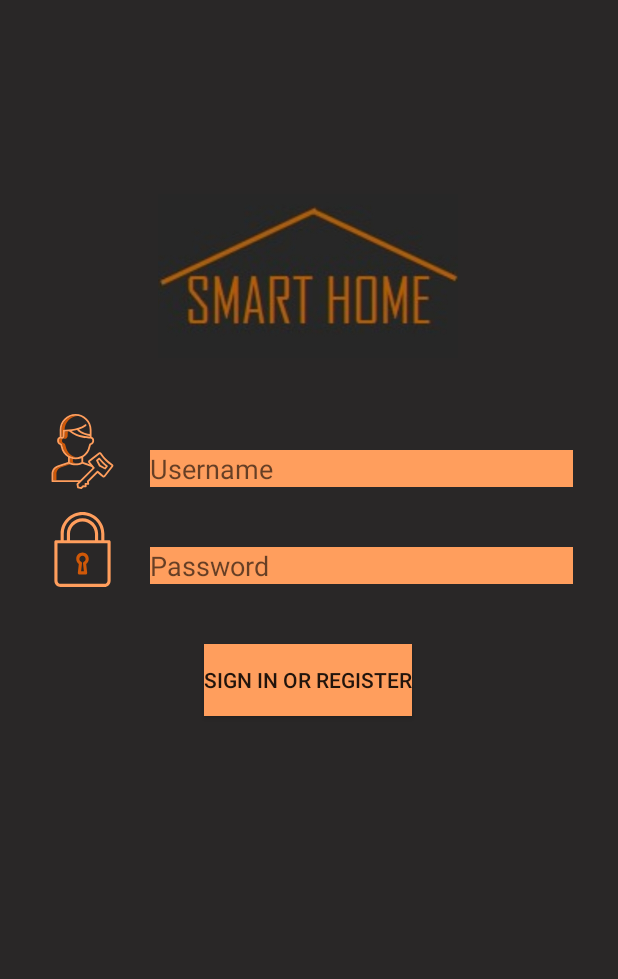
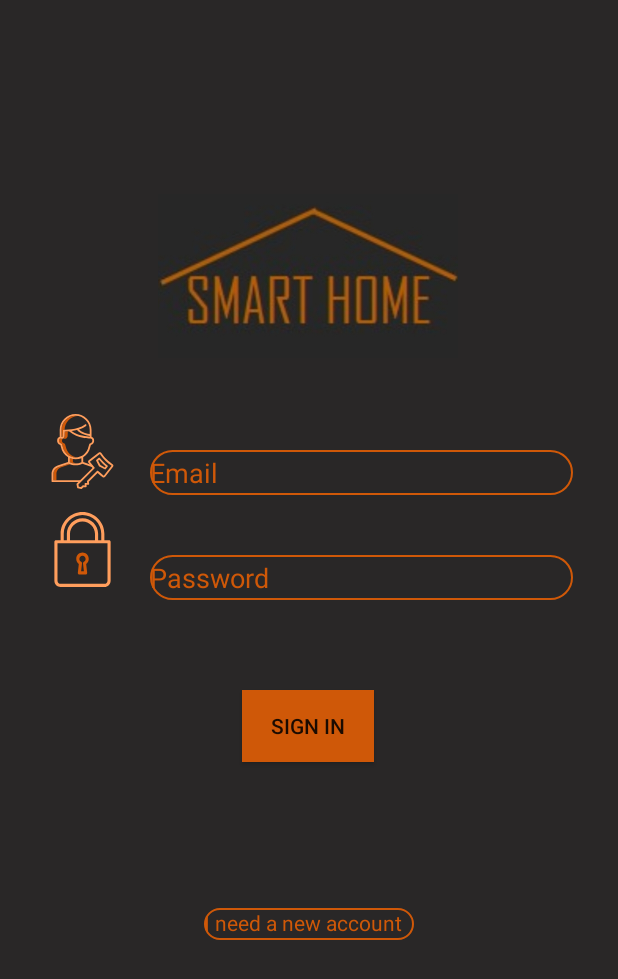
Before and after one commit to hacickn/Smart-Home-Bilkent-G2C, an Android app: the screen it shows after launch (MainActivity), on a phone screen of 412 x 824 dp. Shown: the top 979 px of the screen. Run offline under Robolectric (Android 15) with nearby library versions, the phone set to English and light mode, and no system bars; our stand-ins replace Firebase (no records; nobody signed in at launch, a user with empty details on screens opened directly).

Commit message:
Android App
Build Gradle settings
Firebase Usage
Main Screen editing
RegisterActivity created
Main Acivity editing

```diff
--- a/androidApp/smarthome_v2/app/build.gradle
+++ b/androidApp/smarthome_v2/app/build.gradle
@@ -1,4 +1,5 @@
 apply plugin: 'com.android.application'
+apply plugin: 'com.google.gms.google-services'
 
 android {
     compileSdkVersion 29
@@ -10,6 +11,7 @@ android {
         targetSdkVersion 29
         versionCode 1
         versionName "1.0"
+        vectorDrawables.useSupportLibrary = true
 
         testInstrumentationRunner "androidx.test.runner.AndroidJUnitRunner"
     }
@@ -28,6 +30,7 @@ dependencies {
 
     implementation 'androidx.appcompat:appcompat:1.1.0'
     implementation 'androidx.constraintlayout:constraintlayout:1.1.3'
+    implementation 'com.google.firebase:firebase-auth:16.0.5'
     testImplementation 'junit:junit:4.12'
     androidTestImplementation 'androidx.test.ext:junit:1.1.1'
     androidTestImplementation 'androidx.test.espresso:espresso-core:3.2.0'
--- a/androidApp/smarthome_v2/app/src/main/AndroidManifest.xml
+++ b/androidApp/smarthome_v2/app/src/main/AndroidManifest.xml
@@ -13,7 +13,8 @@
         android:supportsRtl="true"
         android:theme="@style/AppTheme"
         android:usesCleartextTraffic="true">
-        <activity android:name=".GardenLight"></activity>
+        <activity android:name=".RegisterActivity"></activity>
+        <activity android:name=".GardenLight" />
         <activity android:name=".settings.AppSettings" />
         <activity android:name=".settings.HomeSettings" />
         <activity android:name=".settings.Settings" />
--- a/androidApp/smarthome_v2/app/src/main/java/com/example/smarthome_v2/MainActivity.java
+++ b/androidApp/smarthome_v2/app/src/main/java/com/example/smarthome_v2/MainActivity.java
@@ -1,25 +1,83 @@
 package com.example.smarthome_v2;
 
+import androidx.annotation.NonNull;
 import androidx.appcompat.app.AppCompatActivity;
 
+import android.app.ProgressDialog;
 import android.content.Intent;
 import android.os.Bundle;
+import android.text.TextUtils;
 import android.view.View;
 import android.widget.Button;
+import android.widget.EditText;
+import android.widget.TextView;
+import android.widget.Toast;
+
+import com.google.android.gms.tasks.OnCompleteListener;
+import com.google.android.gms.tasks.Task;
+import com.google.firebase.auth.AuthResult;
+import com.google.firebase.auth.FirebaseAuth;
 
 public class MainActivity extends AppCompatActivity {
-    public Button login;
+    private EditText loginPassword;
+    private EditText loginEmail;
+    private Button loginButton;
+    private TextView loginToregister;
+    private ProgressDialog loginProgress;
+    private FirebaseAuth mAuth;
+
     @Override
     protected void onCreate(Bundle savedInstanceState) {
         super.onCreate(savedInstanceState);
         setContentView(R.layout.activity_main);
+        loginPassword = (EditText) findViewById(R.id.password);
+        loginEmail = (EditText) findViewById(R.id.login_email);
+        loginButton = (Button) findViewById(R.id.login);
+        loginToregister = (TextView) findViewById(R.id.login_need_account);
+        loginProgress = new ProgressDialog(this);
+        mAuth = FirebaseAuth.getInstance();
 
-        login=findViewById(R.id.login);
-        login.setOnClickListener(new View.OnClickListener() {
+        loginToregister.setOnClickListener(new View.OnClickListener() {
             @Override
             public void onClick(View v) {
-                Intent main = new Intent(MainActivity.this,main_screen.class);
-                startActivity(main);
+                Intent registerIntent = new Intent(MainActivity.this, RegisterActivity.class);
+                startActivity(registerIntent);
+            }
+        });
+
+        loginButton.setOnClickListener(new View.OnClickListener() {
+            @Override
+            public void onClick(View view) {
+                String email = loginEmail.getText().toString();
+                String password = loginPassword.getText().toString();
+                if (!TextUtils.isEmpty(email) || !TextUtils.isEmpty(password)) {
+                    loginProgress.setTitle("Logging In");
+                    loginProgress.setMessage("Login to your account, please wait");
+                    loginProgress.setCanceledOnTouchOutside(false);
+                    loginProgress.show();
+                    loginUser(email, password);
+
+                }
+            }
+        });
+    }
+
+
+    private void loginUser(String email, String password) {
+        mAuth.signInWithEmailAndPassword(email, password).addOnCompleteListener(new OnCompleteListener<AuthResult>() {
+            @Override
+            public void onComplete(@NonNull Task<AuthResult> task) {
+
+                if (task.isSuccessful()) {
+                    loginProgress.dismiss();
+                    Toast.makeText(getApplicationContext(), "Login is succesfull", Toast.LENGTH_SHORT);
+                    Intent mainIntent = new Intent(MainActivity.this, main_screen.class);
+                    startActivity(mainIntent);
+
+                } else {
+                    loginProgress.dismiss();
+                    Toast.makeText(getApplicationContext(), "Login is unsuccesfull" + task.getException().getMessage(), Toast.LENGTH_SHORT);
+                }
             }
         });
     }
--- /dev/null
+++ b/androidApp/smarthome_v2/app/src/main/res/drawable/edittext_background.xml
@@ -0,0 +1,7 @@
+<?xml version="1.0" encoding="utf-8"?>
+<shape xmlns:android="http://schemas.android.com/apk/res/android">
+
+    <corners android:radius="30dp" />
+    <stroke android:color="@color/orange_two" android:width="1dp"/>
+
+</shape>
--- a/androidApp/smarthome_v2/app/src/main/res/layout/activity_main.xml
+++ b/androidApp/smarthome_v2/app/src/main/res/layout/activity_main.xml
@@ -8,9 +8,9 @@
     tools:context=".MainActivity">
 
     <EditText
-        android:id="@+id/username"
+        android:id="@+id/login_email"
         android:layout_width="0dp"
-        android:layout_height="wrap_content"
+        android:layout_height="30dp"
         android:layout_marginStart="100dp"
         android:layout_marginLeft="100dp"
         android:layout_marginTop="300dp"
@@ -18,11 +18,13 @@
         android:layout_marginEnd="30dp"
         android:layout_marginRight="30dp"
         android:layout_marginBottom="40dp"
-        android:autofillHints="@string/prompt_user"
-        android:background="@color/orange_one"
-        android:hint="@string/prompt_user"
+        android:autofillHints="Email"
+        android:background="@drawable/edittext_background"
+        android:hint="Email"
         android:inputType="textEmailAddress"
         android:selectAllOnFocus="true"
+        android:textColor="@color/orange_two"
+        android:textColorHint="@color/orange_two"
         app:layout_constraintBottom_toTopOf="@+id/password"
         app:layout_constraintEnd_toEndOf="parent"
         app:layout_constraintStart_toStartOf="parent"
@@ -31,7 +33,7 @@
     <EditText
         android:id="@+id/password"
         android:layout_width="0dp"
-        android:layout_height="wrap_content"
+        android:layout_height="30dp"
         android:layout_marginStart="100dp"
         android:layout_marginLeft="100dp"
         android:layout_marginTop="40dp"
@@ -39,15 +41,17 @@
 
         android:layout_marginRight="30dp"
         android:autofillHints="@string/prompt_password"
-        android:background="@color/orange_one"
+        android:background="@drawable/edittext_background"
         android:hint="@string/prompt_password"
         android:imeActionLabel="@string/action_sign_in_short"
         android:imeOptions="actionDone"
         android:inputType="textPassword"
         android:selectAllOnFocus="true"
+        android:textColor="@color/orange_two"
+        android:textColorHint="@color/orange_two"
         app:layout_constraintEnd_toEndOf="parent"
         app:layout_constraintStart_toStartOf="parent"
-        app:layout_constraintTop_toBottomOf="@+id/username" />
+        app:layout_constraintTop_toBottomOf="@+id/login_email" />
 
 
     <ImageView
@@ -91,12 +95,34 @@
         android:id="@+id/login"
         android:layout_width="wrap_content"
         android:layout_height="wrap_content"
-        android:layout_marginTop="40dp"
+        android:layout_marginTop="60dp"
+        android:background="@color/orange_two"
         android:text="@string/action_sign_in"
-        android:background="@color/orange_one"
         app:layout_constraintEnd_toEndOf="parent"
         app:layout_constraintHorizontal_bias="0.498"
         app:layout_constraintStart_toStartOf="parent"
         app:layout_constraintTop_toBottomOf="@+id/password" />
 
+    <TextView
+        android:id="@+id/login_need_account"
+        android:layout_width="140dp"
+        android:layout_height="21dp"
+        android:layout_marginBottom="100dp"
+        android:text="@string/login_need"
+        android:background="@drawable/edittext_background"
+        android:textColor="@color/orange_two"
+        app:layout_constraintBottom_toBottomOf="parent"
+        app:layout_constraintEnd_toEndOf="parent"
+        app:layout_constraintStart_toStartOf="parent"
+        app:layout_constraintTop_toBottomOf="@+id/login" />
+
+    <TextView
+        android:id="@+id/textView12"
+        android:layout_width="wrap_content"
+        android:layout_height="wrap_content"
+        android:layout_marginTop="910dp"
+        android:text="TextView"
+        app:layout_constraintTop_toBottomOf="@+id/login_email"
+        tools:layout_editor_absoluteX="220dp" />
+
 </androidx.constraintlayout.widget.ConstraintLayout>
--- a/androidApp/smarthome_v2/app/src/main/res/values/strings.xml
+++ b/androidApp/smarthome_v2/app/src/main/res/values/strings.xml
@@ -3,11 +3,13 @@
     <string name="prompt_email">Email</string>
     <string name="prompt_user">Username</string>
     <string name="prompt_password">Password</string>
-    <string name="action_sign_in">Sign in or register</string>
+    <string name="action_sign_in">Sign in </string>
     <string name="action_sign_in_short">Sign in</string>
     <string name="welcome">"Welcome !"</string>
     <string name="invalid_username">Not a valid username</string>
     <string name="invalid_password">Password must be >5 characters</string>
     <string name="login_failed">"Login failed"</string>
     <string name="todo">TODO</string>
+    <string name="reg_to_login"> "I already have an account"</string>
+    <string name="login_need">"I need a new account"</string>
 </resources>
--- a/androidApp/smarthome_v2/build.gradle
+++ b/androidApp/smarthome_v2/build.gradle
@@ -9,6 +9,7 @@ buildscript {
     }
     dependencies {
         classpath 'com.android.tools.build:gradle:3.6.2'
+        classpath 'com.google.gms:google-services:4.2.0'
 
 
         // NOTE: Do not place your application dependencies here; they belong
```
Also changed, not shown: androidApp/smarthome_v2/app/src/main/java/com/example/smarthome_v2/RegisterActivity.java (added, +91 -0 lines), androidApp/smarthome_v2/app/src/main/java/com/example/smarthome_v2/main_screen.java (+11 -0 lines), androidApp/smarthome_v2/app/src/main/res/layout/activity_register.xml (added, +104 -0 lines), 1 other file.
